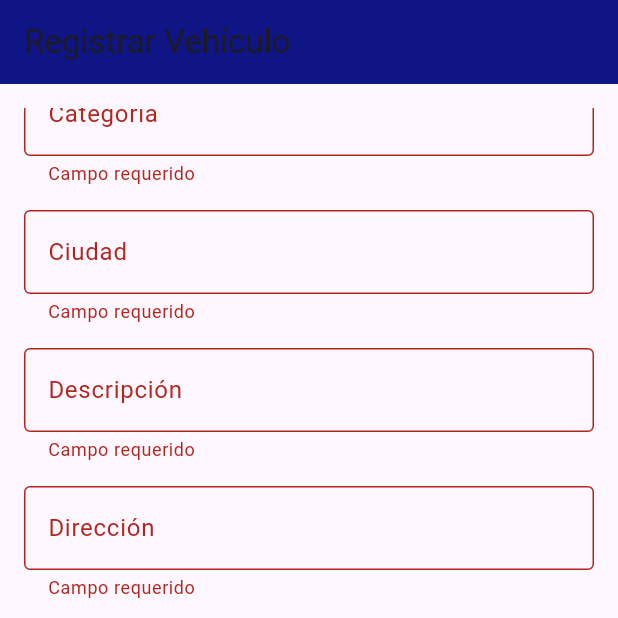
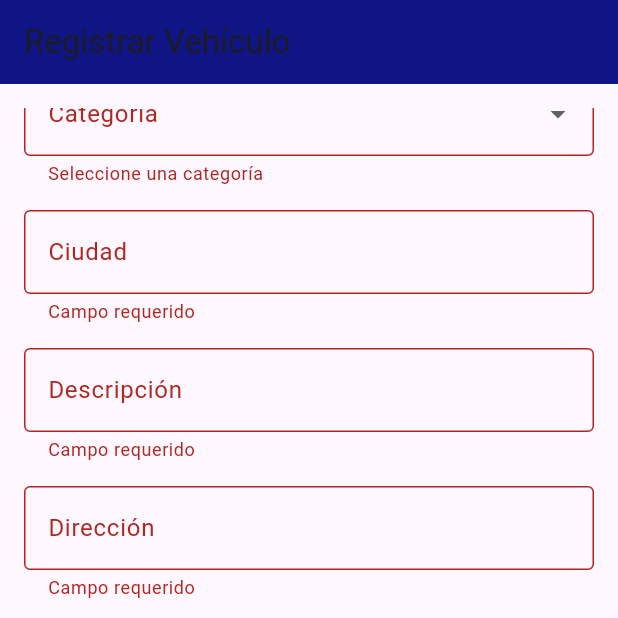
Before and after one commit to AngelS517/Rental, a Flutter app: the PaginaAgregar screen opened directly, scrolled down 124 dp, after a tap on "Registrar", on a phone screen of 412 x 824 dp, the top half of it. Run offline on Flutter 3.47's test engine with Material 3 defaults, Android fonts, the phone set to English and light mode, and no system bars; our stand-ins replace cloud_firestore, firebase_auth, firebase_core, flutter_map, geocoding, latlong2 and 1 more; accounts and stored records are empty.

Commit message:
si sirve el autenticar, ademas agregue pagina para motos, y modifique que las categorias sea un desplegable dentro del registro

```diff
--- a/lib/pantallas/pagina_agregar.dart
+++ b/lib/pantallas/pagina_agregar.dart
@@ -12,7 +12,6 @@ class PaginaAgregar extends StatefulWidget {
 class _PaginaAgregarState extends State<PaginaAgregar> {
   final _formKey = GlobalKey<FormState>();
   final TextEditingController _calificacionController = TextEditingController();
-  final TextEditingController _categoriaController = TextEditingController();
   final TextEditingController _ciudadController = TextEditingController();
   final TextEditingController _descripcionController = TextEditingController();
   final TextEditingController _direccionController = TextEditingController();
@@ -23,12 +22,14 @@ class _PaginaAgregarState extends State<PaginaAgregar> {
   final TextEditingController _placaController = TextEditingController();
   final TextEditingController _precioController = TextEditingController();
 
+  String? _categoriaSeleccionada;
+
   Future<void> _registrarVehiculo() async {
     if (_formKey.currentState!.validate()) {
       try {
         await FirebaseFirestore.instance.collection('Vehiculos').add({
           'Calificacion': _calificacionController.text,
-        'Categoria': _categoriaController.text,
+          'Categoria': _categoriaSeleccionada,
           'Ciudad': _ciudadController.text,
           'Descripcion': _descripcionController.text,
           'Direccion': _direccionController.text,
@@ -54,7 +55,6 @@ class _PaginaAgregarState extends State<PaginaAgregar> {
     }
   }
 
-
   @override
   Widget build(BuildContext context) {
     return Scaffold(
@@ -69,7 +69,7 @@ class _PaginaAgregarState extends State<PaginaAgregar> {
           child: ListView(
             children: [
               campoTexto('Calificación', _calificacionController),
-              campoTexto('Categoría', _categoriaController),
+              dropdownCategoria(),
               campoTexto('Ciudad', _ciudadController),
               campoTexto('Descripción', _descripcionController),
               campoTexto('Dirección', _direccionController),
@@ -108,4 +108,31 @@ class _PaginaAgregarState extends State<PaginaAgregar> {
       ),
     );
   }
+
+  Widget dropdownCategoria() {
+    final categorias = ['Automoviles', 'Minivan', 'Motocicletas', 'Electricos'];
+    return Padding(
+      padding: const EdgeInsets.symmetric(vertical: 8),
+      child: DropdownButtonFormField<String>(
+        decoration: const InputDecoration(
+          labelText: 'Categoría',
+          border: OutlineInputBorder(),
+        ),
+        value: _categoriaSeleccionada,
+        onChanged: (value) {
+          setState(() {
+            _categoriaSeleccionada = value;
+          });
+        },
+        items: categorias.map((categoria) {
+          return DropdownMenuItem(
+            value: categoria,
+            child: Text(categoria),
+          );
+        }).toList(),
+        validator: (value) =>
+            value == null || value.isEmpty ? 'Seleccione una categoría' : null,
+      ),
+    );
   }
+}
```
Also changed, not shown: lib/pantallas/pagina_motos.dart (renamed from lib/pantallas/pagina_automoviles.dart, +15 -16 lines), lib/pantallas/pagina_principal.dart (+8 -4 lines). Lines whose indentation alone changed are shown as unchanged.
